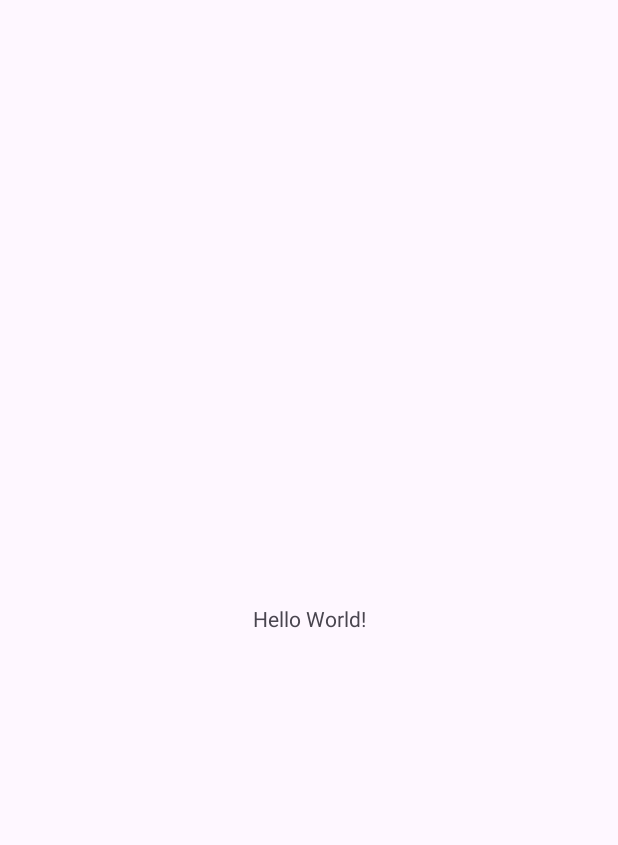
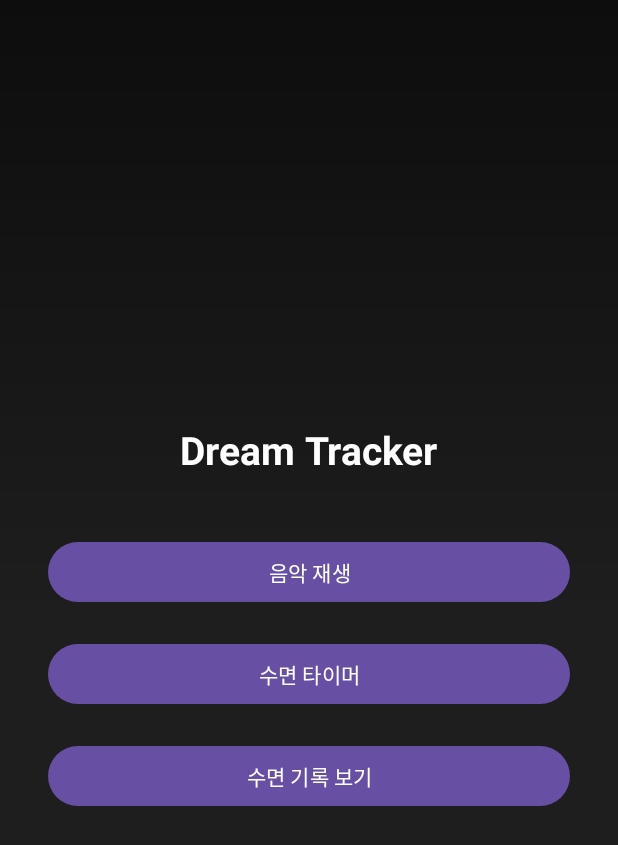
Before and after one commit to jeongdonghyeon/DreamTraker, an Android app: the screen it shows after launch (MainActivity), on a phone screen of 412 x 824 dp. Before the commit the part shown is almost empty. Shown: the top 845 px of the screen. Run offline under Robolectric (Android 15) with nearby library versions, the phone set to English and light mode, and no system bars.

Commit message:
수면기록, 타이머, ASMR 음악 듣기 구현(branch:Main)

```diff
--- a/app/src/main/AndroidManifest.xml
+++ b/app/src/main/AndroidManifest.xml
@@ -12,12 +12,16 @@
         android:supportsRtl="true"
         android:theme="@style/Theme.DreamTraker"
         tools:targetApi="31">
+
+        <activity android:name=".MusicActivity" />
+        <activity android:name=".SleepTimerActivity" />
+        <activity android:name=".SleepHistoryActivity" />
+
         <activity
             android:name=".MainActivity"
             android:exported="true">
             <intent-filter>
                 <action android:name="android.intent.action.MAIN" />
-
                 <category android:name="android.intent.category.LAUNCHER" />
             </intent-filter>
         </activity>
--- a/app/src/main/java/kr/co/example/dreamtraker/MainActivity.java
+++ b/app/src/main/java/kr/co/example/dreamtraker/MainActivity.java
@@ -1,24 +1,33 @@
 package kr.co.example.dreamtraker;
 
+import android.content.Intent;
 import android.os.Bundle;
-
-import androidx.activity.EdgeToEdge;
+import android.widget.Button;
 import androidx.appcompat.app.AppCompatActivity;
-import androidx.core.graphics.Insets;
-import androidx.core.view.ViewCompat;
-import androidx.core.view.WindowInsetsCompat;
 
 public class MainActivity extends AppCompatActivity {
+
+    private Button btnMusic;
+    private Button btnTimer;
+    private Button btnHistory;
 
     @Override
     protected void onCreate(Bundle savedInstanceState) {
         super.onCreate(savedInstanceState);
-        EdgeToEdge.enable(this);
-        setContentView(R.layout.activity_main);
-        ViewCompat.setOnApplyWindowInsetsListener(findViewById(R.id.main), (v, insets) -> {
-            Insets systemBars = insets.getInsets(WindowInsetsCompat.Type.systemBars());
-            v.setPadding(systemBars.left, systemBars.top, systemBars.right, systemBars.bottom);
-            return insets;
-        });
+        setContentView(R.layout.activity_main); // 이 레이아웃이 위 XML과 동일한 파일명인지 확인
+
+        // 반드시 setContentView 다음에 findViewById를 호출해야 한다
+        btnMusic = findViewById(R.id.btnMusic);
+        btnTimer = findViewById(R.id.btnTimer);
+        btnHistory = findViewById(R.id.btnHistory);
+
+        btnMusic.setOnClickListener(v ->
+                startActivity(new Intent(MainActivity.this, MusicActivity.class)));
+
+        btnTimer.setOnClickListener(v ->
+                startActivity(new Intent(MainActivity.this, SleepTimerActivity.class)));
+
+        btnHistory.setOnClickListener(v ->
+                startActivity(new Intent(MainActivity.this, SleepHistoryActivity.class)));
     }
 }
--- /dev/null
+++ b/app/src/main/res/drawable/background_gradient.xml
@@ -0,0 +1,12 @@
+<?xml version="1.0" encoding="utf-8"?>
+<shape xmlns:android="http://schemas.android.com/apk/res/android"
+    android:shape="rectangle">
+
+    <gradient
+        android:angle="270"
+        android:startColor="#0D0D0D"
+        android:centerColor="#1E1E1E"
+        android:endColor="#1E1E1E"
+        android:type="linear" />
+
+</shape>
--- a/app/src/main/res/layout/activity_main.xml
+++ b/app/src/main/res/layout/activity_main.xml
@@ -1,19 +1,38 @@
 <?xml version="1.0" encoding="utf-8"?>
-<androidx.constraintlayout.widget.ConstraintLayout xmlns:android="http://schemas.android.com/apk/res/android"
-    xmlns:app="http://schemas.android.com/apk/res-auto"
-    xmlns:tools="http://schemas.android.com/tools"
-    android:id="@+id/main"
+<LinearLayout xmlns:android="http://schemas.android.com/apk/res/android"
+    android:orientation="vertical"
+    android:gravity="center"
+    android:padding="32dp"
+    android:background="@drawable/background_gradient"
     android:layout_width="match_parent"
-    android:layout_height="match_parent"
-    tools:context=".MainActivity">
+    android:layout_height="match_parent">
 
     <TextView
+        android:text="Dream Tracker"
+        android:textColor="#FFFFFF"
+        android:textSize="26sp"
+        android:textStyle="bold"
+        android:layout_marginBottom="40dp"
         android:layout_width="wrap_content"
+        android:layout_height="wrap_content" />
+
+    <Button
+        android:id="@+id/btnMusic"
+        android:text="음악 재생"
+        android:layout_width="match_parent"
         android:layout_height="wrap_content"
-        android:text="Hello World!"
-        app:layout_constraintBottom_toBottomOf="parent"
-        app:layout_constraintEnd_toEndOf="parent"
-        app:layout_constraintStart_toStartOf="parent"
-        app:layout_constraintTop_toTopOf="parent" />
+        android:layout_marginBottom="20dp" />
 
-</androidx.constraintlayout.widget.ConstraintLayout>
+    <Button
+        android:id="@+id/btnTimer"
+        android:text="수면 타이머"
+        android:layout_width="match_parent"
+        android:layout_height="wrap_content"
+        android:layout_marginBottom="20dp" />
+
+    <Button
+        android:id="@+id/btnHistory"
+        android:text="수면 기록 보기"
+        android:layout_width="match_parent"
+        android:layout_height="wrap_content" />
+</LinearLayout>
```
Also changed, not shown: app/src/main/java/kr/co/example/dreamtraker/MusicActivity.java (added, +51 -0 lines), app/src/main/java/kr/co/example/dreamtraker/SleepHistoryActivity.java (added, +40 -0 lines), app/src/main/java/kr/co/example/dreamtraker/SleepRecord.java (added, +20 -0 lines), app/src/main/java/kr/co/example/dreamtraker/SleepTimerActivity.java (added, +138 -0 lines), app/src/main/res/drawable/button_gradient.xml (added, +12 -0 lines), app/src/main/res/drawable/rounded_button.xml (added, +7 -0 lines), app/src/main/res/layout/activity_music.xml (added, +66 -0 lines), app/src/main/res/layout/activity_sleep_history.xml (added, +23 -0 lines), app/src/main/res/layout/activity_sleep_timer.xml (added, +76 -0 lines), app/src/main/res/layout/white_text.xml (added, +8 -0 lines), 2 other files.
